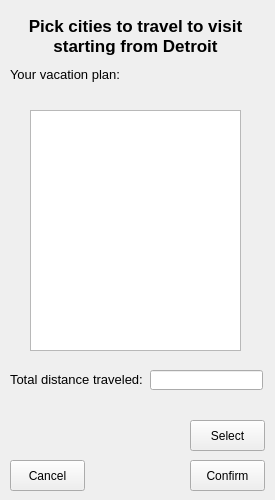
Qt form CS1D-Basketball-master/Basketball/confirmdetroit.ui (moetaei/CS1D-Basketball) before a commit.
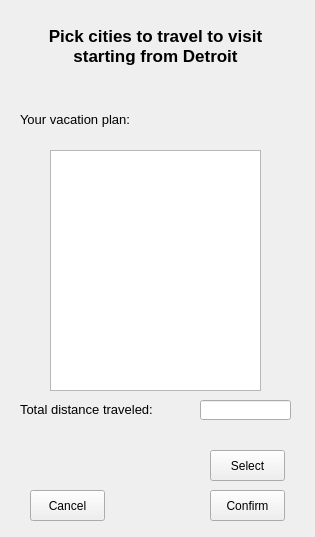
The same form after that commit. The open tabs and pages were chosen to show the change.

The edit to the form file:
```diff
--- a/CS1D-Basketball-master/Basketball/confirmdetroit.ui
+++ b/CS1D-Basketball-master/Basketball/confirmdetroit.ui
@@ -6,8 +6,8 @@
    <rect>
     <x>0</x>
     <y>0</y>
-    <width>275</width>
-    <height>500</height>
+    <width>315</width>
+    <height>537</height>
    </rect>
   </property>
   <property name="windowTitle">
@@ -16,8 +16,8 @@
   <widget class="QLabel" name="label">
    <property name="geometry">
     <rect>
-     <x>20</x>
-     <y>0</y>
+     <x>40</x>
+     <y>10</y>
      <width>231</width>
      <height>71</height>
     </rect>
@@ -46,10 +46,10 @@
   <widget class="QStackedWidget" name="stackedWidget">
    <property name="geometry">
     <rect>
-     <x>0</x>
-     <y>60</y>
-     <width>275</width>
-     <height>341</height>
+     <x>10</x>
+     <y>90</y>
+     <width>291</width>
+     <height>351</height>
     </rect>
    </property>
    <property name="currentIndex">
@@ -91,7 +91,7 @@
      <property name="geometry">
       <rect>
        <x>10</x>
-       <y>5</y>
+       <y>20</y>
        <width>250</width>
        <height>20</height>
       </rect>
@@ -103,8 +103,8 @@
     <widget class="QListWidget" name="confirmListWidget">
      <property name="geometry">
       <rect>
-       <x>30</x>
-       <y>50</y>
+       <x>40</x>
+       <y>60</y>
        <width>211</width>
        <height>241</height>
       </rect>
@@ -126,9 +126,9 @@
     <widget class="QLineEdit" name="lineEdit">
      <property name="geometry">
       <rect>
-       <x>150</x>
+       <x>190</x>
        <y>310</y>
-       <width>113</width>
+       <width>91</width>
        <height>20</height>
       </rect>
      </property>
@@ -138,8 +138,8 @@
   <widget class="QPushButton" name="confirm">
    <property name="geometry">
     <rect>
-     <x>190</x>
-     <y>460</y>
+     <x>210</x>
+     <y>490</y>
      <width>75</width>
      <height>31</height>
     </rect>
@@ -151,8 +151,8 @@
   <widget class="QPushButton" name="cancel">
    <property name="geometry">
     <rect>
-     <x>10</x>
-     <y>460</y>
+     <x>30</x>
+     <y>490</y>
      <width>75</width>
      <height>31</height>
     </rect>
@@ -164,8 +164,8 @@
   <widget class="QPushButton" name="select">
    <property name="geometry">
     <rect>
-     <x>190</x>
-     <y>420</y>
+     <x>210</x>
+     <y>450</y>
      <width>75</width>
      <height>31</height>
     </rect>
```
Left out of the diff: 6 changed lines with no effect on the pictures.
